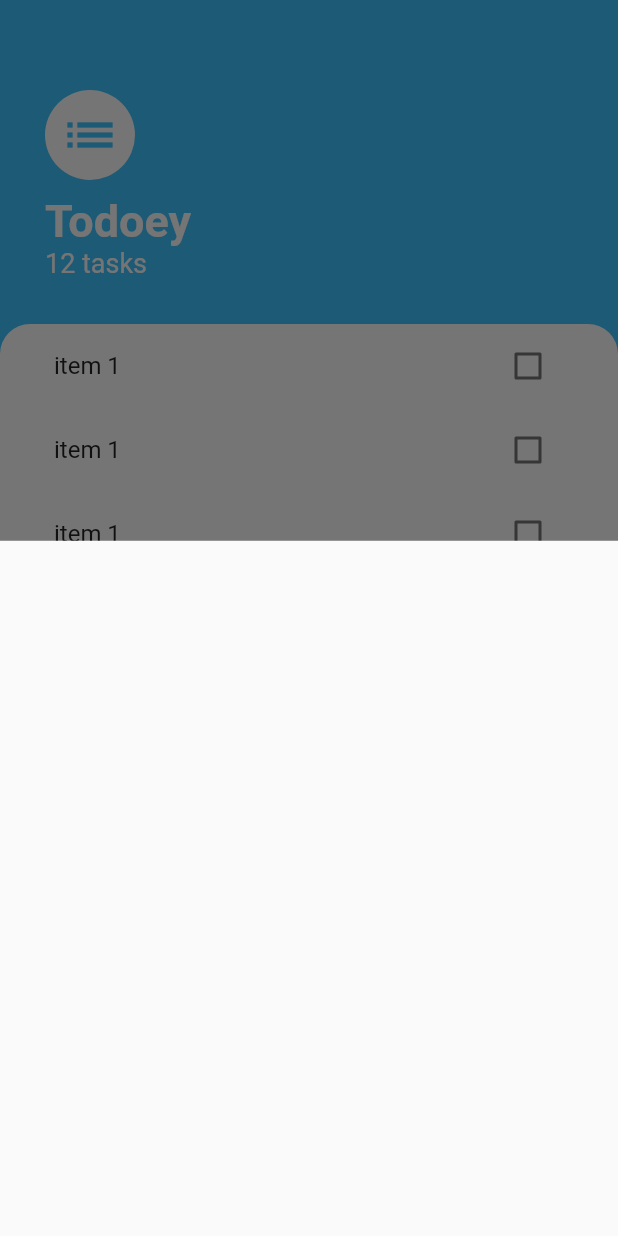
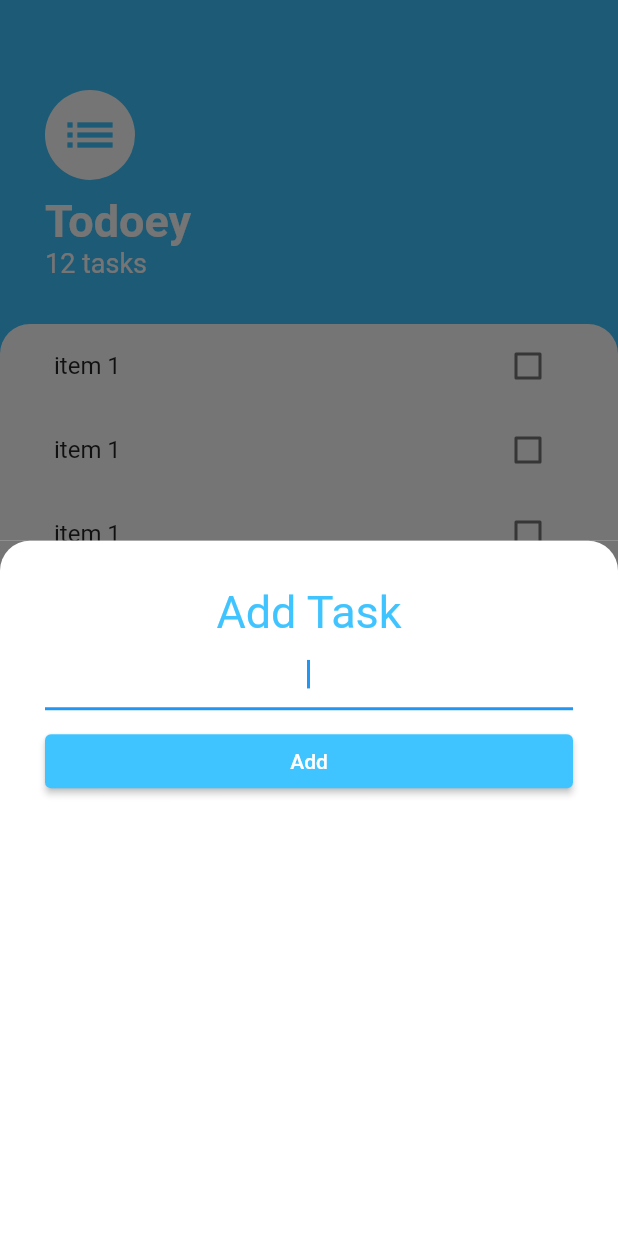
Before and after one commit to leobewater/flutter-todoey, a Flutter app: the screen it shows after launch, after a tap on the "add" icon, on a phone screen of 412 x 824 dp. Run offline on Flutter 3.47's test engine with Material 2 defaults, Android fonts, the phone set to English and light mode, and no system bars.

Commit message:
set up popup screen layout

```diff
--- /dev/null
+++ b/lib/screens/add_task_screen.dart
@@ -0,0 +1,50 @@
+import 'package:flutter/material.dart';
+
+class AddTaskScreen extends StatelessWidget {
+  @override
+  Widget build(BuildContext context) {
+    return Container(
+      // modal overlay
+      color: Color(0xFF757575),
+      // color: Color.fromRGBO(117, 117, 117, 1),
+      child: Container(
+        padding: EdgeInsets.all(30.0),
+        decoration: BoxDecoration(
+          color: Colors.white,
+          borderRadius: BorderRadius.only(
+            topLeft: Radius.circular(20.0),
+            topRight: Radius.circular(20.0),
+          ),
+        ),
+        child: Column(
+          crossAxisAlignment: CrossAxisAlignment.stretch,
+          children: [
+            Text(
+              'Add Task',
+              textAlign: TextAlign.center,
+              style: TextStyle(
+                fontSize: 30.0,
+                color: Colors.lightBlueAccent,
+              ),
+            ),
+            TextField(
+              autofocus: true,
+              textAlign: TextAlign.center,
+            ),
+            SizedBox(height: 10.0),
+            ElevatedButton(
+              style: ElevatedButton.styleFrom(
+                primary: Colors.lightBlueAccent, // background
+                onPrimary: Colors.white, // foreground
+              ),
+              onPressed: () {},
+              child: Text(
+                'Add',
+              ),
+            )
+          ],
+        ),
+      ),
+    );
+  }
+}
--- a/lib/screens/tasks_screen.dart
+++ b/lib/screens/tasks_screen.dart
@@ -1,10 +1,10 @@
 import 'package:flutter/material.dart';
 import 'package:todoey/widgets/tasks_list.dart';
+import 'package:todoey/screens/add_task_screen.dart';
 
 class TasksScreen extends StatelessWidget {
-  Widget buildBottomSheet(BuildContext context) {
-    return Container();
-  }
+  // use arrow func for builder below
+  // Widget buildBottomSheet(BuildContext context) => Container();
 
   @override
   Widget build(BuildContext context) {
@@ -14,7 +14,9 @@ class TasksScreen extends StatelessWidget {
         backgroundColor: Colors.lightBlueAccent,
         child: Icon(Icons.add),
         onPressed: () {
-          showModalBottomSheet(context: context, builder: buildBottomSheet);
+          showModalBottomSheet(
+              context: context,
+              builder: (BuildContext context) => AddTaskScreen());
         },
       ),
       body: Column(
```
